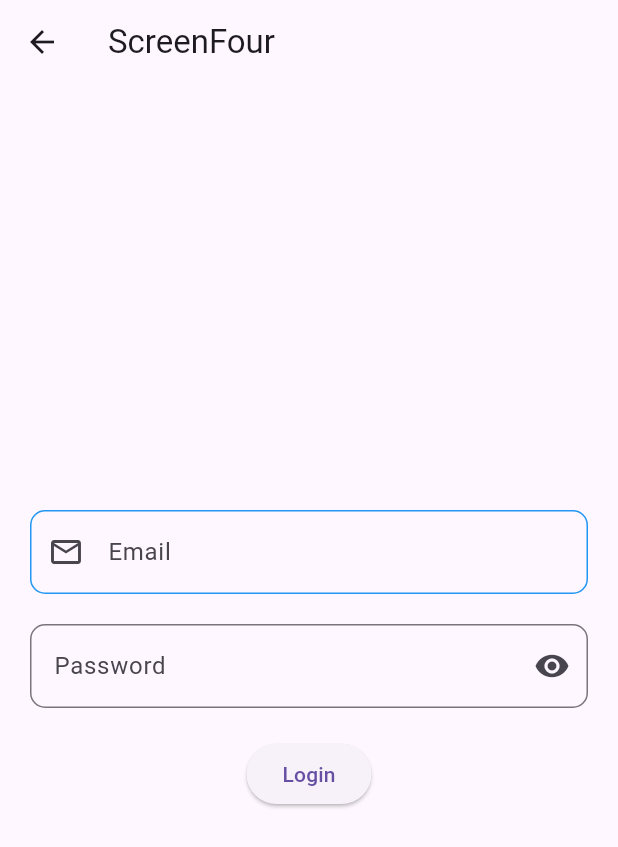
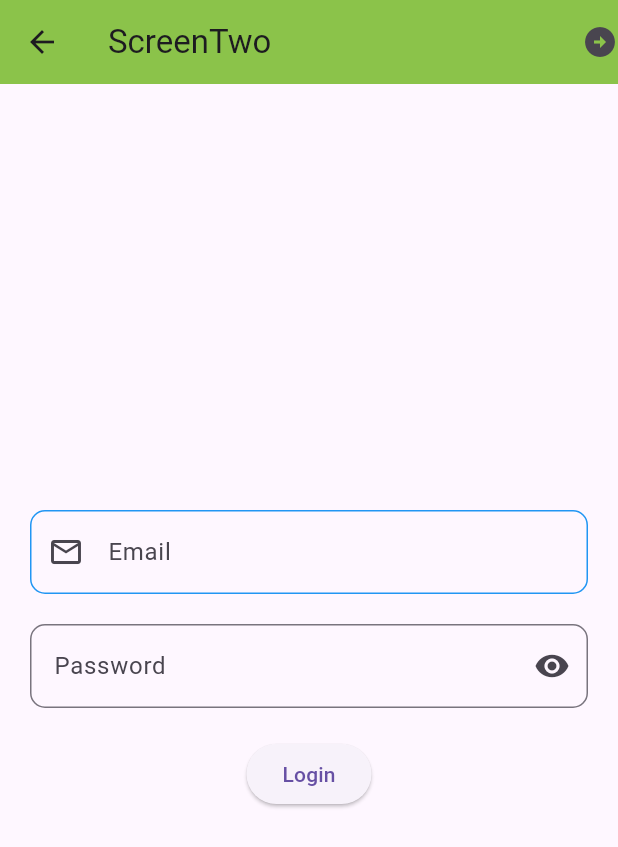
Before and after one commit to FAHIMSHAKIL102/flutter_wscube_practice, a Flutter app: the screen it shows after launch, after a tap on "ScreenFour", on a phone screen of 412 x 824 dp. Shown: the top 847 px of the screen. Run offline on Flutter 3.47's test engine with Material 3 defaults, Android fonts, the phone set to English and light mode, and no system bars; network calls fail.

Commit message:
add_datetime

```diff
--- a/lib/homescreen.dart
+++ b/lib/homescreen.dart
@@ -1,4 +1,5 @@
 import 'package:flutter/material.dart';
+import 'package:flutter_wscube_practice/screenfive.dart';
 import 'package:flutter_wscube_practice/screenfour.dart';
 import 'package:flutter_wscube_practice/screenthree.dart';
 import 'package:flutter_wscube_practice/screentwo.dart';
@@ -164,6 +165,28 @@ class _HomescreenState extends State<Homescreen> {
                 ),
               ),
             ),
+            Card(
+              elevation: 10,
+              shadowColor: Colors.lightBlue,
+              child: TextButton(
+                onPressed: () {
+                  Navigator.push(
+                    context,
+                    MaterialPageRoute(builder: (context) => Screenfive()),
+                  );
+                },
+                child: Text(
+                  'ScreenFive',
+                  style: TextStyle(
+                    fontSize: 20,
+                    fontStyle: FontStyle.italic,
+                    fontWeight: FontWeight.bold,
+                    color: Colors.green,
+                  ),
+                ),
+              ),
+            ),
+            SizedBox(height: 10),
             Container(
               height: 35,
               width: 150,
--- a/lib/screenfour.dart
+++ b/lib/screenfour.dart
@@ -1,4 +1,5 @@
 import 'package:flutter/material.dart';
+import 'package:flutter_wscube_practice/screenfive.dart';
 
 class Screenfour extends StatelessWidget {
   Screenfour({super.key});
@@ -8,7 +9,21 @@ class Screenfour extends StatelessWidget {
   @override
   Widget build(BuildContext context) {
     return Scaffold(
-      appBar: AppBar(title: Text('ScreenFour')),
+      appBar: AppBar(
+        title: Text('ScreenTwo'),
+        backgroundColor: Colors.lightGreen,
+        actions: [
+          InkWell(
+            onTap: () {
+              Navigator.push(
+                context,
+                MaterialPageRoute(builder: (context) => Screenfive()),
+              );
+            },
+            child: Icon(Icons.arrow_circle_right),
+          ),
+        ],
+      ),
       body: Padding(
         padding: const EdgeInsets.all(20),
         child: Column(
--- a/pubspec.yaml
+++ b/pubspec.yaml
@@ -34,6 +34,7 @@ dependencies:
   # The following adds the Cupertino Icons font to your application.
   # Use with the CupertinoIcons class for iOS style icons.
   cupertino_icons: ^1.0.8
+  intl: ^0.20.2
 
 dev_dependencies:
   flutter_test:
```
Also changed, not shown: lib/screenfive.dart (added, +86 -0 lines), lib/screenthree.dart (+13 -1 lines), pubspec.lock.
